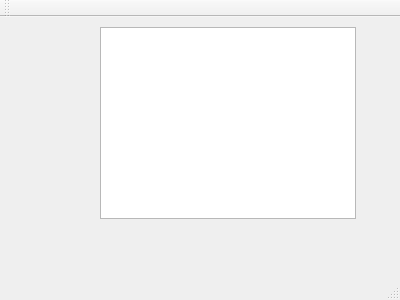
Old version of the form forms/mainwindow.ui in the repository rafaeldelucena/sgi.
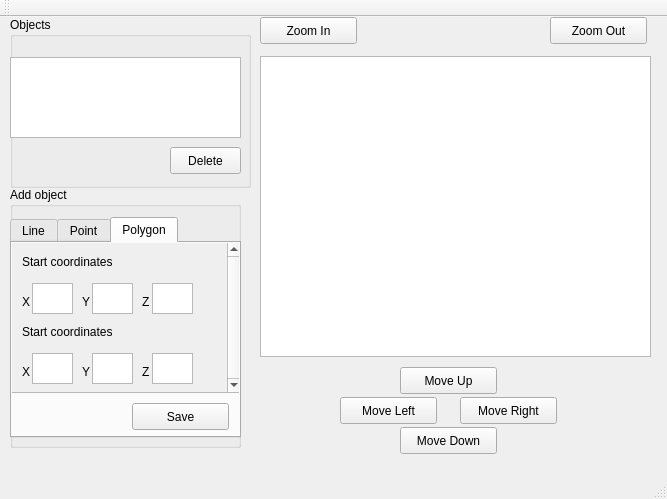
New version of the form. The open tabs and pages were chosen to show the change.

Commit message: Mais uns elementos de interface

```diff
--- a/forms/mainwindow.ui
+++ b/forms/mainwindow.ui
@@ -6,8 +6,8 @@
    <rect>
     <x>0</x>
     <y>0</y>
-    <width>400</width>
-    <height>300</height>
+    <width>667</width>
+    <height>499</height>
    </rect>
   </property>
   <property name="windowTitle">
@@ -17,13 +17,663 @@
    <widget class="QGraphicsView" name="graphicsView">
     <property name="geometry">
      <rect>
-      <x>100</x>
-      <y>10</y>
-      <width>256</width>
-      <height>192</height>
+      <x>260</x>
+      <y>39</y>
+      <width>391</width>
+      <height>301</height>
      </rect>
     </property>
    </widget>
+   <widget class="QPushButton" name="pushButton">
+    <property name="geometry">
+     <rect>
+      <x>260</x>
+      <y>0</y>
+      <width>97</width>
+      <height>27</height>
+     </rect>
+    </property>
+    <property name="text">
+     <string>Zoom In</string>
+    </property>
+   </widget>
+   <widget class="QPushButton" name="pushButton_2">
+    <property name="geometry">
+     <rect>
+      <x>550</x>
+      <y>0</y>
+      <width>97</width>
+      <height>27</height>
+     </rect>
+    </property>
+    <property name="text">
+     <string>Zoom Out</string>
+    </property>
+   </widget>
+   <widget class="QPushButton" name="pushButton_3">
+    <property name="geometry">
+     <rect>
+      <x>400</x>
+      <y>350</y>
+      <width>97</width>
+      <height>27</height>
+     </rect>
+    </property>
+    <property name="text">
+     <string>Move Up</string>
+    </property>
+   </widget>
+   <widget class="QPushButton" name="pushButton_4">
+    <property name="geometry">
+     <rect>
+      <x>340</x>
+      <y>380</y>
+      <width>97</width>
+      <height>27</height>
+     </rect>
+    </property>
+    <property name="text">
+     <string>Move Left</string>
+    </property>
+   </widget>
+   <widget class="QPushButton" name="pushButton_5">
+    <property name="geometry">
+     <rect>
+      <x>460</x>
+      <y>380</y>
+      <width>97</width>
+      <height>27</height>
+     </rect>
+    </property>
+    <property name="text">
+     <string>Move Right</string>
+    </property>
+   </widget>
+   <widget class="QPushButton" name="pushButton_6">
+    <property name="geometry">
+     <rect>
+      <x>400</x>
+      <y>410</y>
+      <width>97</width>
+      <height>27</height>
+     </rect>
+    </property>
+    <property name="text">
+     <string>Move Down</string>
+    </property>
+   </widget>
+   <widget class="QGroupBox" name="groupBox">
+    <property name="geometry">
+     <rect>
+      <x>10</x>
+      <y>0</y>
+      <width>241</width>
+      <height>171</height>
+     </rect>
+    </property>
+    <property name="title">
+     <string>Objects</string>
+    </property>
+    <widget class="QListView" name="listView">
+     <property name="geometry">
+      <rect>
+       <x>0</x>
+       <y>40</y>
+       <width>231</width>
+       <height>81</height>
+      </rect>
+     </property>
+    </widget>
+    <widget class="QPushButton" name="pushButton_7">
+     <property name="geometry">
+      <rect>
+       <x>160</x>
+       <y>130</y>
+       <width>71</width>
+       <height>27</height>
+      </rect>
+     </property>
+     <property name="text">
+      <string>Delete</string>
+     </property>
+    </widget>
+    <zorder>listView</zorder>
+    <zorder>pushButton_7</zorder>
+    <zorder>label_2</zorder>
+    <zorder>tabWidget</zorder>
+   </widget>
+   <widget class="QGroupBox" name="groupBox_2">
+    <property name="geometry">
+     <rect>
+      <x>10</x>
+      <y>170</y>
+      <width>231</width>
+      <height>261</height>
+     </rect>
+    </property>
+    <property name="title">
+     <string>Add object</string>
+    </property>
+    <widget class="QTabWidget" name="tabWidget">
+     <property name="geometry">
+      <rect>
+       <x>0</x>
+       <y>30</y>
+       <width>231</width>
+       <height>221</height>
+      </rect>
+     </property>
+     <property name="whatsThis">
+      <string/>
+     </property>
+     <property name="currentIndex">
+      <number>0</number>
+     </property>
+     <widget class="QWidget" name="tab_1">
+      <property name="enabled">
+       <bool>true</bool>
+      </property>
+      <attribute name="title">
+       <string>Line</string>
+      </attribute>
+      <widget class="QTextEdit" name="textEdit">
+       <property name="geometry">
+        <rect>
+         <x>20</x>
+         <y>40</y>
+         <width>41</width>
+         <height>31</height>
+        </rect>
+       </property>
+      </widget>
+      <widget class="QTextEdit" name="textEdit_2">
+       <property name="geometry">
+        <rect>
+         <x>80</x>
+         <y>40</y>
+         <width>41</width>
+         <height>31</height>
+        </rect>
+       </property>
+      </widget>
+      <widget class="QTextEdit" name="textEdit_4">
+       <property name="geometry">
+        <rect>
+         <x>140</x>
+         <y>40</y>
+         <width>41</width>
+         <height>31</height>
+        </rect>
+       </property>
+      </widget>
+      <widget class="QLabel" name="label_3">
+       <property name="geometry">
+        <rect>
+         <x>10</x>
+         <y>50</y>
+         <width>16</width>
+         <height>17</height>
+        </rect>
+       </property>
+       <property name="text">
+        <string>X</string>
+       </property>
+      </widget>
+      <widget class="QLabel" name="label_4">
+       <property name="geometry">
+        <rect>
+         <x>70</x>
+         <y>50</y>
+         <width>16</width>
+         <height>17</height>
+        </rect>
+       </property>
+       <property name="text">
+        <string>Y</string>
+       </property>
+      </widget>
+      <widget class="QLabel" name="label_5">
+       <property name="geometry">
+        <rect>
+         <x>130</x>
+         <y>50</y>
+         <width>16</width>
+         <height>17</height>
+        </rect>
+       </property>
+       <property name="text">
+        <string>Z</string>
+       </property>
+      </widget>
+      <widget class="QLabel" name="label_6">
+       <property name="geometry">
+        <rect>
+         <x>70</x>
+         <y>130</y>
+         <width>16</width>
+         <height>17</height>
+        </rect>
+       </property>
+       <property name="text">
+        <string>Y</string>
+       </property>
+      </widget>
+      <widget class="QTextEdit" name="textEdit_7">
+       <property name="geometry">
+        <rect>
+         <x>140</x>
+         <y>120</y>
+         <width>41</width>
+         <height>31</height>
+        </rect>
+       </property>
+      </widget>
+      <widget class="QTextEdit" name="textEdit_8">
+       <property name="geometry">
+        <rect>
+         <x>80</x>
+         <y>120</y>
+         <width>41</width>
+         <height>31</height>
+        </rect>
+       </property>
+      </widget>
+      <widget class="QLabel" name="label_7">
+       <property name="geometry">
+        <rect>
+         <x>10</x>
+         <y>130</y>
+         <width>16</width>
+         <height>17</height>
+        </rect>
+       </property>
+       <property name="text">
+        <string>X</string>
+       </property>
+      </widget>
+      <widget class="QLabel" name="label_8">
+       <property name="geometry">
+        <rect>
+         <x>130</x>
+         <y>130</y>
+         <width>16</width>
+         <height>17</height>
+        </rect>
+       </property>
+       <property name="text">
+        <string>Z</string>
+       </property>
+      </widget>
+      <widget class="QTextEdit" name="textEdit_9">
+       <property name="geometry">
+        <rect>
+         <x>20</x>
+         <y>120</y>
+         <width>41</width>
+         <height>31</height>
+        </rect>
+       </property>
+      </widget>
+      <widget class="QLabel" name="label">
+       <property name="geometry">
+        <rect>
+         <x>10</x>
+         <y>10</y>
+         <width>151</width>
+         <height>17</height>
+        </rect>
+       </property>
+       <property name="text">
+        <string>Start coordinates</string>
+       </property>
+      </widget>
+      <widget class="QLabel" name="label_2">
+       <property name="geometry">
+        <rect>
+         <x>10</x>
+         <y>90</y>
+         <width>121</width>
+         <height>17</height>
+        </rect>
+       </property>
+       <property name="text">
+        <string>End coordinates</string>
+       </property>
+      </widget>
+      <widget class="QPushButton" name="pushButton_10">
+       <property name="geometry">
+        <rect>
+         <x>120</x>
+         <y>160</y>
+         <width>97</width>
+         <height>27</height>
+        </rect>
+       </property>
+       <property name="text">
+        <string>Save</string>
+       </property>
+      </widget>
+     </widget>
+     <widget class="QWidget" name="tab_3">
+      <attribute name="title">
+       <string>Point</string>
+      </attribute>
+      <widget class="QLabel" name="label_9">
+       <property name="geometry">
+        <rect>
+         <x>10</x>
+         <y>20</y>
+         <width>151</width>
+         <height>17</height>
+        </rect>
+       </property>
+       <property name="text">
+        <string>Coordinates</string>
+       </property>
+      </widget>
+      <widget class="QLabel" name="label_10">
+       <property name="geometry">
+        <rect>
+         <x>70</x>
+         <y>60</y>
+         <width>16</width>
+         <height>17</height>
+        </rect>
+       </property>
+       <property name="text">
+        <string>Y</string>
+       </property>
+      </widget>
+      <widget class="QTextEdit" name="textEdit_3">
+       <property name="geometry">
+        <rect>
+         <x>80</x>
+         <y>50</y>
+         <width>41</width>
+         <height>31</height>
+        </rect>
+       </property>
+      </widget>
+      <widget class="QTextEdit" name="textEdit_5">
+       <property name="geometry">
+        <rect>
+         <x>140</x>
+         <y>50</y>
+         <width>41</width>
+         <height>31</height>
+        </rect>
+       </property>
+      </widget>
+      <widget class="QLabel" name="label_11">
+       <property name="geometry">
+        <rect>
+         <x>10</x>
+         <y>60</y>
+         <width>16</width>
+         <height>17</height>
+        </rect>
+       </property>
+       <property name="text">
+        <string>X</string>
+       </property>
+      </widget>
+      <widget class="QTextEdit" name="textEdit_6">
+       <property name="geometry">
+        <rect>
+         <x>20</x>
+         <y>50</y>
+         <width>41</width>
+         <height>31</height>
+        </rect>
+       </property>
+      </widget>
+      <widget class="QLabel" name="label_12">
+       <property name="geometry">
+        <rect>
+         <x>130</x>
+         <y>60</y>
+         <width>16</width>
+         <height>17</height>
+        </rect>
+       </property>
+       <property name="text">
+        <string>Z</string>
+       </property>
+      </widget>
+      <widget class="QPushButton" name="pushButton_9">
+       <property name="geometry">
+        <rect>
+         <x>120</x>
+         <y>160</y>
+         <width>97</width>
+         <height>27</height>
+        </rect>
+       </property>
+       <property name="text">
+        <string>Save</string>
+       </property>
+      </widget>
+     </widget>
+     <widget class="QWidget" name="tab_2">
+      <attribute name="title">
+       <string>Polygon</string>
+      </attribute>
+      <widget class="QScrollArea" name="scrollArea">
+       <property name="geometry">
+        <rect>
+         <x>-1</x>
+         <y>-1</y>
+         <width>231</width>
+         <height>151</height>
+        </rect>
+       </property>
+       <property name="verticalScrollBarPolicy">
+        <enum>Qt::ScrollBarAlwaysOn</enum>
+       </property>
+       <property name="widgetResizable">
+        <bool>true</bool>
+       </property>
+       <widget class="QWidget" name="scrollAreaWidgetContents_2">
+        <property name="geometry">
+         <rect>
+          <x>0</x>
+          <y>0</y>
+          <width>216</width>
+          <height>149</height>
+         </rect>
+        </property>
+        <widget class="QLabel" name="label_30">
+         <property name="geometry">
+          <rect>
+           <x>70</x>
+           <y>120</y>
+           <width>16</width>
+           <height>17</height>
+          </rect>
+         </property>
+         <property name="text">
+          <string>Y</string>
+         </property>
+        </widget>
+        <widget class="QTextEdit" name="textEdit_19">
+         <property name="geometry">
+          <rect>
+           <x>80</x>
+           <y>40</y>
+           <width>41</width>
+           <height>31</height>
+          </rect>
+         </property>
+        </widget>
+        <widget class="QLabel" name="label_32">
+         <property name="geometry">
+          <rect>
+           <x>130</x>
+           <y>120</y>
+           <width>16</width>
+           <height>17</height>
+          </rect>
+         </property>
+         <property name="text">
+          <string>Z</string>
+         </property>
+        </widget>
+        <widget class="QLabel" name="label_25">
+         <property name="geometry">
+          <rect>
+           <x>10</x>
+           <y>10</y>
+           <width>151</width>
+           <height>17</height>
+          </rect>
+         </property>
+         <property name="text">
+          <string>Start coordinates</string>
+         </property>
+        </widget>
+        <widget class="QLabel" name="label_28">
+         <property name="geometry">
+          <rect>
+           <x>130</x>
+           <y>50</y>
+           <width>16</width>
+           <height>17</height>
+          </rect>
+         </property>
+         <property name="text">
+          <string>Z</string>
+         </property>
+        </widget>
+        <widget class="QTextEdit" name="textEdit_22">
+         <property name="geometry">
+          <rect>
+           <x>80</x>
+           <y>110</y>
+           <width>41</width>
+           <height>31</height>
+          </rect>
+         </property>
+        </widget>
+        <widget class="QLabel" name="label_26">
+         <property name="geometry">
+          <rect>
+           <x>70</x>
+           <y>50</y>
+           <width>16</width>
+           <height>17</height>
+          </rect>
+         </property>
+         <property name="text">
+          <string>Y</string>
+         </property>
+        </widget>
+        <widget class="QLabel" name="label_31">
+         <property name="geometry">
+          <rect>
+           <x>10</x>
+           <y>120</y>
+           <width>16</width>
+           <height>17</height>
+          </rect>
+         </property>
+         <property name="text">
+          <string>X</string>
+         </property>
+        </widget>
+        <widget class="QLabel" name="label_29">
+         <property name="geometry">
+          <rect>
+           <x>10</x>
+           <y>80</y>
+           <width>151</width>
+           <height>17</height>
+          </rect>
+         </property>
+         <property name="text">
+          <string>Start coordinates</string>
+         </property>
+        </widget>
+        <widget class="QTextEdit" name="textEdit_21">
+         <property name="geometry">
+          <rect>
+           <x>20</x>
+           <y>40</y>
+           <width>41</width>
+           <height>31</height>
+          </rect>
+         </property>
+        </widget>
+        <widget class="QLabel" name="label_27">
+         <property name="geometry">
+          <rect>
+           <x>10</x>
+           <y>50</y>
+           <width>16</width>
+           <height>17</height>
+          </rect>
+         </property>
+         <property name="text">
+          <string>X</string>
+         </property>
+        </widget>
+        <widget class="QTextEdit" name="textEdit_24">
+         <property name="geometry">
+          <rect>
+           <x>20</x>
+           <y>110</y>
+           <width>41</width>
+           <height>31</height>
+          </rect>
+         </property>
+        </widget>
+        <widget class="QTextEdit" name="textEdit_20">
+         <property name="geometry">
+          <rect>
+           <x>140</x>
+           <y>40</y>
+           <width>41</width>
+           <height>31</height>
+          </rect>
+         </property>
+        </widget>
+        <widget class="QTextEdit" name="textEdit_23">
+         <property name="geometry">
+          <rect>
+           <x>140</x>
+           <y>110</y>
+           <width>41</width>
+           <height>31</height>
+          </rect>
+         </property>
+        </widget>
+       </widget>
+      </widget>
+      <widget class="QPushButton" name="pushButton_8">
+       <property name="geometry">
+        <rect>
+         <x>120</x>
+         <y>160</y>
+         <width>97</width>
+         <height>27</height>
+        </rect>
+       </property>
+       <property name="text">
+        <string>Save</string>
+       </property>
+      </widget>
+     </widget>
+    </widget>
+   </widget>
+   <zorder>graphicsView</zorder>
+   <zorder>pushButton</zorder>
+   <zorder>pushButton_2</zorder>
+   <zorder>pushButton_3</zorder>
+   <zorder>pushButton_4</zorder>
+   <zorder>pushButton_5</zorder>
+   <zorder>pushButton_6</zorder>
+   <zorder>groupBox</zorder>
+   <zorder>groupBox_2</zorder>
+   <zorder>scrollArea</zorder>
   </widget>
   <widget class="QMenuBar" name="menuBar">
    <property name="geometry">
```
Left out of the diff: 2 changed lines with no effect on the pictures. The commit also changes 3 other files.
